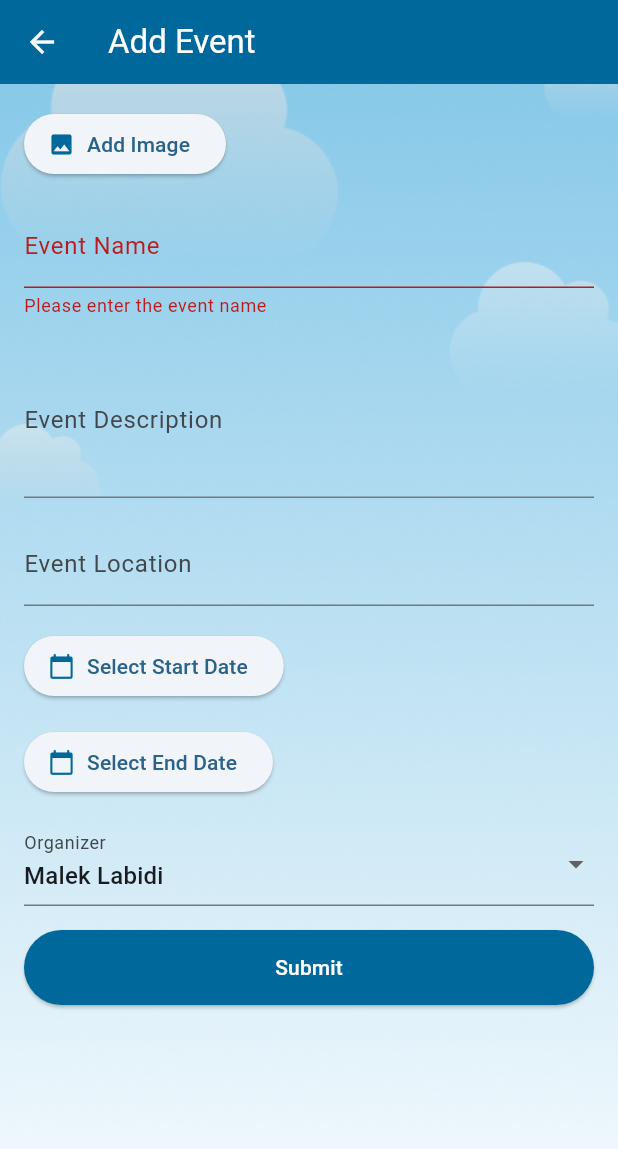
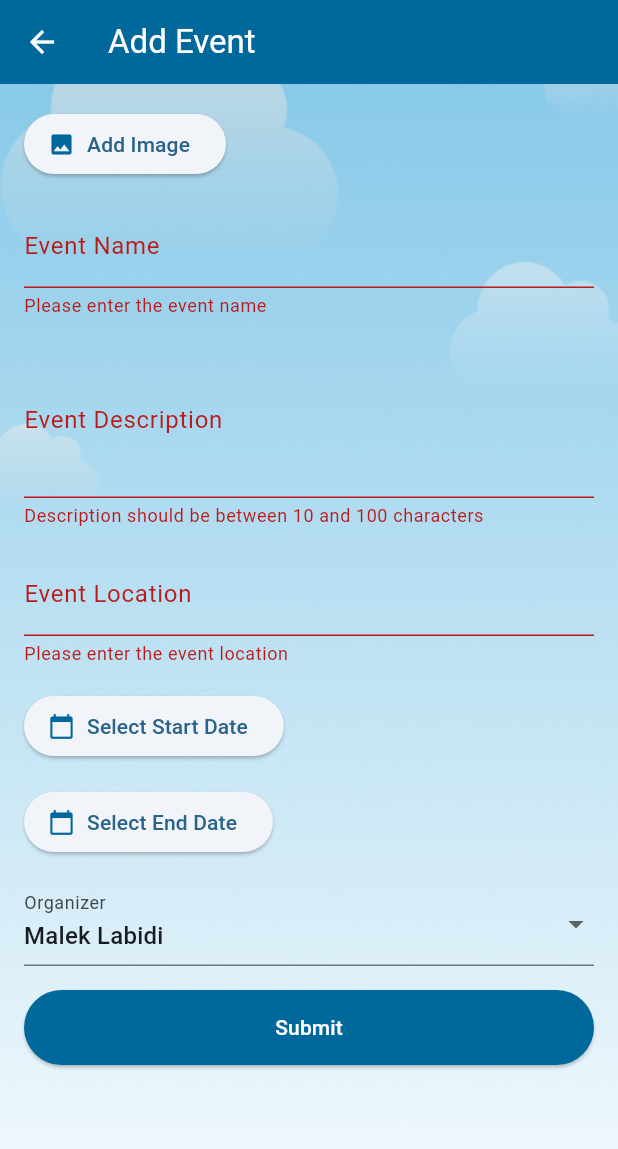
Before and after one commit to Aqua-Guard/Flutter, a Flutter app: the AddEventForm screen opened directly, after a tap on "Submit", on a phone screen of 412 x 824 dp. Shown: the top 1149 px of the screen. Run offline on Flutter 3.47's test engine with Material 3 defaults, Android fonts, the phone set to English and light mode, and no system bars.

Commit message:
implement form control

```diff
--- a/lib/Screens/event/addEventForm.dart
+++ b/lib/Screens/event/addEventForm.dart
@@ -19,7 +19,7 @@ class _AddEventFormState extends State<AddEventForm> {
   DateTime? _dateFin;
   String _organizer = ''; // You may need to fetch the list of organizers
 
-  Future<void> _selectDate(
+   Future<void> _selectDate(
       BuildContext context, DateTime initialDate, bool isStartDate) async {
     DateTime? pickedDate = await showDatePicker(
       context: context,
@@ -38,6 +38,42 @@ class _AddEventFormState extends State<AddEventForm> {
         }
       });
     }
+  }
+
+  String? _validateName(String? value) {
+    if (value == null || value.isEmpty) {
+      return 'Please enter the event name';
+    } else if (value.length < 3 || value.length > 30) {
+      return 'Name should be between 3 and 30 characters';
+    }
+    return null;
+  }
+
+  String? _validateLocation(String? value) {
+    if (value == null || value.isEmpty) {
+      return 'Please enter the event location';
+    } else if (value.length < 3 || value.length > 30) {
+      return 'Location should be between 3 and 30 characters';
+    }
+    return null;
+  }
+
+  String? _validateDescription(String? value) {
+    if (value != null && (value.length < 10 || value.length > 100)) {
+      return 'Description should be between 10 and 100 characters';
+    }
+    return null;
+  }
+
+  String? _validateDate() {
+    if (_dateDebut == null || _dateFin == null) {
+      return 'Please select both start and end dates';
+    } else if (_dateDebut!.isAfter(_dateFin!)) {
+      return 'Start date should be before end date';
+    } else if (_dateDebut!.isBefore(DateTime.now())) {
+      return 'Start date should be in the future';
+    }
+    return null;
   }
 
   @override
@@ -89,12 +125,7 @@ class _AddEventFormState extends State<AddEventForm> {
                       decoration: const InputDecoration(
                         labelText: 'Event Name',
                       ),
-                      validator: (value) {
-                        if (value == null || value.isEmpty) {
-                          return 'Please enter the event name';
-                        }
-                        return null;
-                      },
+                      validator: _validateName,
                       onSaved: (value) {
                         _eventName = value ?? '';
                       },
@@ -105,10 +136,8 @@ class _AddEventFormState extends State<AddEventForm> {
                         labelText: 'Event Description',
                       ),
                       maxLines: 3,
-                      validator: (value) {
-                        // Add validation logic if needed
-                        return null;
-                      },
+                      validator: _validateDescription,
+
                       onSaved: (value) {
                         _eventDescription = value ?? '';
                       },
@@ -118,10 +147,8 @@ class _AddEventFormState extends State<AddEventForm> {
                       decoration: const InputDecoration(
                         labelText: 'Event Location',
                       ),
-                      validator: (value) {
-                        // Add validation logic if needed
-                        return null;
-                      },
+                      validator: _validateLocation,
+
                       onSaved: (value) {
                         _eventLocation = value ?? '';
                       },
@@ -131,7 +158,8 @@ class _AddEventFormState extends State<AddEventForm> {
                       children: [
                         ElevatedButton.icon(
                           onPressed: () => _selectDate(
-                              context, _dateDebut ?? DateTime.now(), true),
+                              context, _dateDebut ?? DateTime.now(), true)
+                              ,
                           icon: const Icon(Icons.calendar_today,
                               color: Color(0xff00689B)),
                           label: const Text('Select Start Date'),
```
